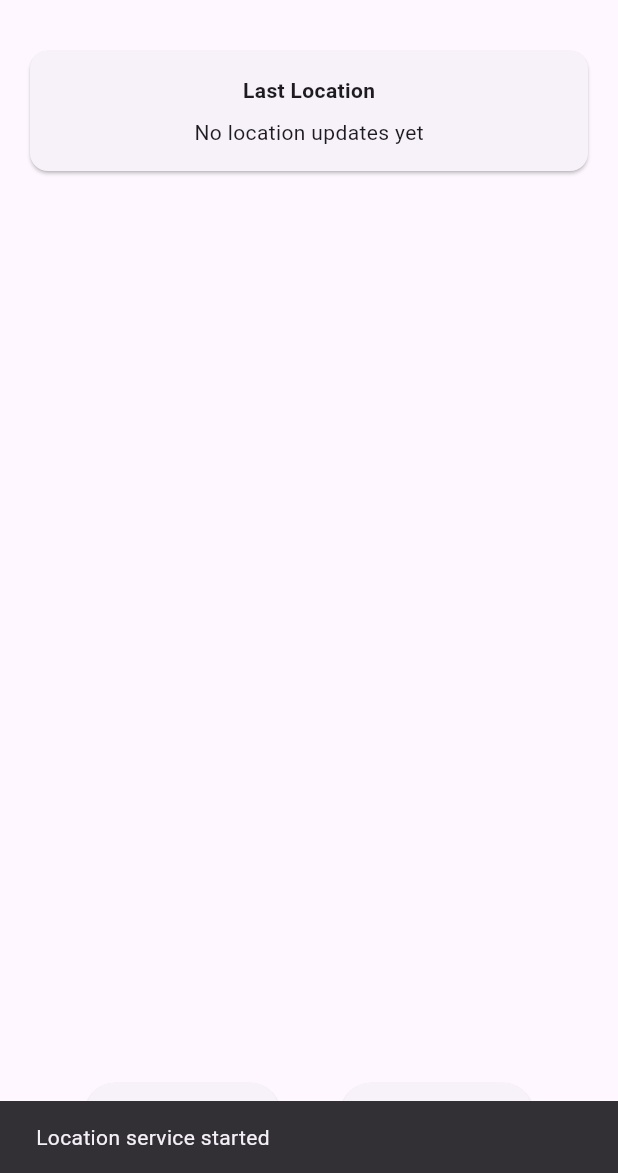
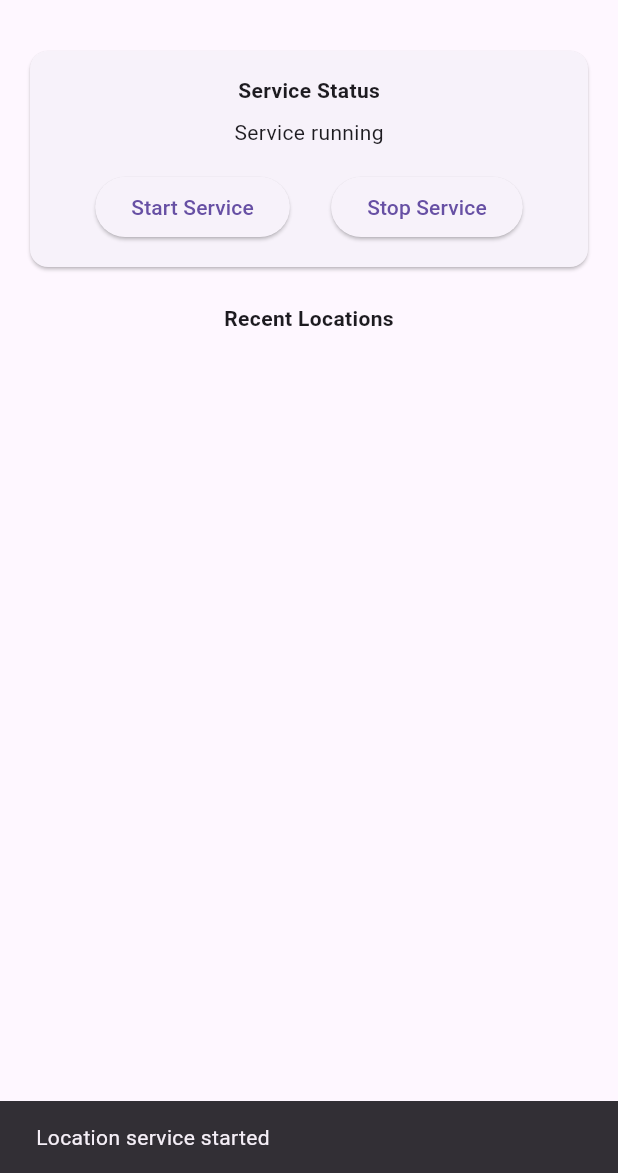
Before and after one commit to Amarj234/background_location, a Flutter app: the LocationTrackerScreen screen opened directly, after a tap on "Start Service", on a phone screen of 412 x 824 dp, the part 63-1236 px from its top. Run offline on Flutter 3.47's test engine with Material 3 defaults, Android fonts, the phone set to English and light mode, and no system bars.

Commit message:
add code

```diff
--- a/lib/background_location.dart
+++ b/lib/background_location.dart
@@ -2,14 +2,18 @@ import 'package:flutter/material.dart';
 import 'package:flutter/services.dart';
 
 class LocationTrackerScreen extends StatefulWidget {
+  const LocationTrackerScreen({super.key});
+
   @override
-  _LocationTrackerScreenState createState() => _LocationTrackerScreenState();
+  State<LocationTrackerScreen> createState() => _LocationTrackerScreenState();
 }
 
 class _LocationTrackerScreenState extends State<LocationTrackerScreen> {
-  final _platform = const MethodChannel('com.example.backgroud_location/service');
-  String _lastLocation = 'No location updates yet';
-  List<String> _locationHistory = [];
+  final _serviceChannel = const MethodChannel('com.example.backgroud_location/service');
+  final _locationChannel = const MethodChannel('location_updates');
+
+  String _serviceStatus = 'Service not running';
+  List<Map<String, dynamic>> _locationHistory = [];
 
   @override
   void initState() {
@@ -18,20 +22,17 @@ class _LocationTrackerScreenState extends State<LocationTrackerScreen> {
   }
 
   void _setupLocationListener() {
-    const channel = MethodChannel('location_updates');
-
-    channel.setMethodCallHandler((call) async {
-      if (call.method == 'onLocationUpdate') {
-        final lat = call.arguments['latitude'];
-        final lng = call.arguments['longitude'];
-        final timestamp = DateTime.fromMillisecondsSinceEpoch(
-            call.arguments['timestamp']
-        ).toString().substring(0, 19);
+    _locationChannel.setMethodCallHandler((call) async {
+      if (call.method == 'onLocationUpdate' && mounted) {
+        final locationData = {
+          'latitude': call.arguments['latitude'],
+          'longitude': call.arguments['longitude'],
+          'timestamp': DateTime.fromMillisecondsSinceEpoch(call.arguments['timestamp']),
+        };
 
         setState(() {
-          _lastLocation = 'Lat: $lat, Lng: $lng\n$timestamp';
-          _locationHistory.insert(0, _lastLocation);
-          if (_locationHistory.length > 10) {
+          _locationHistory.insert(0, locationData);
+          if (_locationHistory.length > 20) {
             _locationHistory.removeLast();
           }
         });
@@ -41,26 +42,38 @@ class _LocationTrackerScreenState extends State<LocationTrackerScreen> {
 
   Future<void> _startService() async {
     try {
-      await _platform.invokeMethod('startLocationService');
+      await _serviceChannel.invokeMethod('startLocationService');
+      setState(() {
+        _serviceStatus = 'Service running';
+      });
       ScaffoldMessenger.of(context).showSnackBar(
-        SnackBar(content: Text('Location service started')),
+        const SnackBar(content: Text('Location service started')),
       );
     } on PlatformException catch (e) {
+      setState(() {
+        _serviceStatus = 'Failed to start service';
+      });
       ScaffoldMessenger.of(context).showSnackBar(
-        SnackBar(content: Text('Failed: ${e.message}')),
+        SnackBar(content: Text('Error: ${e.message}')),
       );
     }
   }
 
   Future<void> _stopService() async {
     try {
-      await _platform.invokeMethod('stopLocationService');
+      await _serviceChannel.invokeMethod('stopLocationService');
+      setState(() {
+        _serviceStatus = 'Service stopped';
+      });
       ScaffoldMessenger.of(context).showSnackBar(
-        SnackBar(content: Text('Location service stopped')),
+        const SnackBar(content: Text('Location service stopped')),
       );
     } on PlatformException catch (e) {
+      setState(() {
+        _serviceStatus = 'Failed to stop service';
+      });
       ScaffoldMessenger.of(context).showSnackBar(
-        SnackBar(content: Text('Failed: ${e.message}')),
+        SnackBar(content: Text('Error: ${e.message}')),
       );
     }
   }
@@ -68,48 +81,54 @@ class _LocationTrackerScreenState extends State<LocationTrackerScreen> {
   @override
   Widget build(BuildContext context) {
     return Scaffold(
-      appBar: AppBar(title: Text('Background Location Tracker')),
+      appBar: AppBar(
+        title: const Text('Background Location Tracker'),
+      ),
       body: Padding(
         padding: const EdgeInsets.all(16.0),
         child: Column(
-          crossAxisAlignment: CrossAxisAlignment.stretch,
           children: [
             Card(
               child: Padding(
                 padding: const EdgeInsets.all(16.0),
                 child: Column(
                   children: [
-                    Text('Last Location', style: TextStyle(fontWeight: FontWeight.bold)),
-                    SizedBox(height: 8),
-                    Text(_lastLocation),
+                    const Text('Service Status', style: TextStyle(fontWeight: FontWeight.bold)),
+                    const SizedBox(height: 8),
+                    Text(_serviceStatus),
+                    const SizedBox(height: 16),
+                    Row(
+                      mainAxisAlignment: MainAxisAlignment.spaceEvenly,
+                      children: [
+                        ElevatedButton(
+                          onPressed: _startService,
+                          child: const Text('Start Service'),
+                        ),
+                        ElevatedButton(
+                          onPressed: _stopService,
+                          child: const Text('Stop Service'),
+                        ),
+                      ],
+                    ),
                   ],
                 ),
               ),
             ),
-            SizedBox(height: 20),
+            const SizedBox(height: 20),
+            const Text('Recent Locations', style: TextStyle(fontWeight: FontWeight.bold)),
+            const SizedBox(height: 8),
             Expanded(
               child: ListView.builder(
                 itemCount: _locationHistory.length,
                 itemBuilder: (context, index) {
+                  final loc = _locationHistory[index];
                   return ListTile(
-                    title: Text(_locationHistory[index]),
+                    title: Text('Lat: ${loc['latitude']?.toStringAsFixed(6)}, Lng: ${loc['longitude']?.toStringAsFixed(6)}'),
+                    subtitle: Text('Time: ${loc['timestamp']}'),
+                    dense: true,
                   );
                 },
               ),
-            ),
-            SizedBox(height: 20),
-            Row(
-              mainAxisAlignment: MainAxisAlignment.spaceEvenly,
-              children: [
-                ElevatedButton(
-                  onPressed: _startService,
-                  child: Text('Start Service'),
-                ),
-                ElevatedButton(
-                  onPressed: _stopService,
-                  child: Text('Stop Service'),
-                ),
-              ],
             ),
           ],
         ),
```
Also changed, not shown: lib/main.dart (+21 -52 lines), 2 other files.
